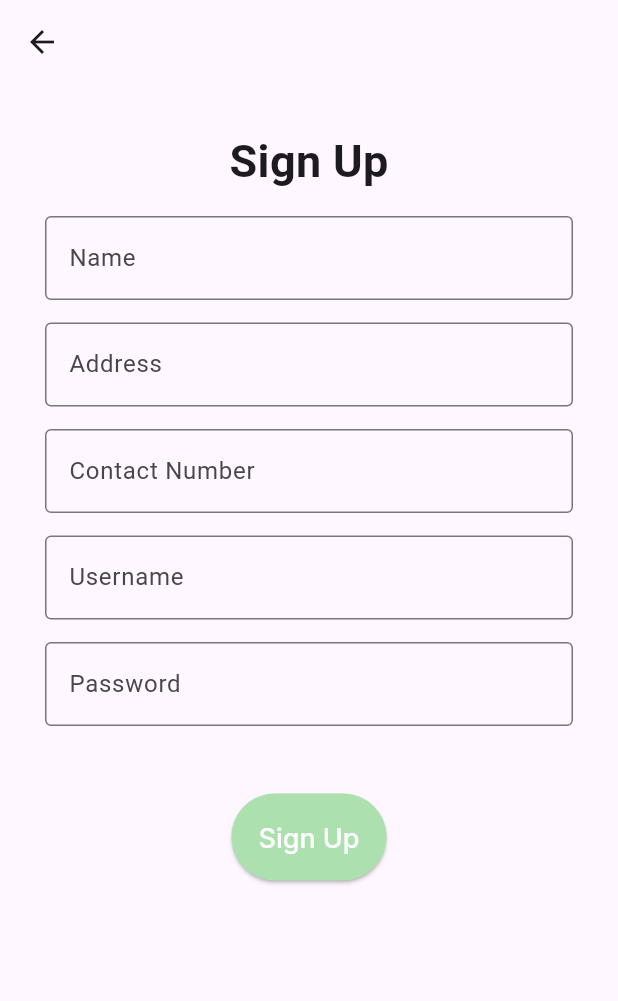
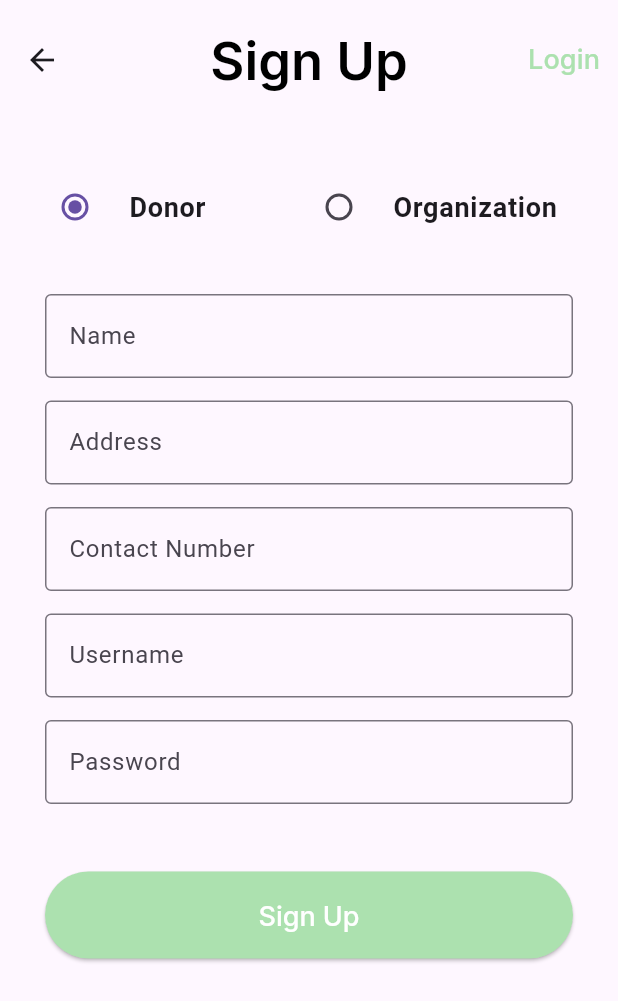
Before and after one commit to ianberana/CMSC-23-Project, a Flutter app: the SignUpPage screen opened directly, on a phone screen of 412 x 824 dp. Shown: the top 1001 px of the screen. Run offline on Flutter 3.47's test engine with Material 3 defaults, Android fonts, the phone set to English and light mode, and no system bars; our stand-ins replace cloud_firestore, firebase_auth, firebase_core, google_fonts; accounts and stored records are empty.

Commit message:
added the radio buttons

```diff
--- a/lib/pages/authentication/donor_signup.dart
+++ b/lib/pages/authentication/donor_signup.dart
@@ -1,4 +1,7 @@
+import 'package:elbi_donate/pages/authentication/signin.dart';
+import 'package:flutter/cupertino.dart';
 import 'package:flutter/material.dart';
+import 'package:flutter/widgets.dart';
 import 'package:provider/provider.dart';
 import '../../providers/auth_provider.dart';
 import '../../providers/user_provider.dart';
@@ -18,6 +21,8 @@ class _SignUpState extends State<SignUpPage> {
   String? contact;
   String? username;
   String? password;
+
+  int _selectedPage = 0;
 
   TextEditingController nameController = TextEditingController();
   TextEditingController addressController = TextEditingController();
@@ -52,7 +57,27 @@ class _SignUpState extends State<SignUpPage> {
   @override
   Widget build(BuildContext context) {
     return Scaffold(
-      appBar: AppBar(),
+      appBar: AppBar(
+        toolbarHeight: 80,
+        title: Text(
+          "Sign Up",
+          style: Theme.of(context).textTheme.titleLarge,
+        ),
+        centerTitle: true,
+        actions: [
+          TextButton(
+              child: Text(
+                "Login",
+                style: Theme.of(context).textTheme.titleSmall,
+              ),
+              onPressed: () {
+                Navigator.push(
+                    context,
+                    MaterialPageRoute(
+                        builder: (context) => const SignInPage()));
+              })
+        ],
+      ),
       body: SingleChildScrollView(
         child: Container(
             margin: const EdgeInsets.all(30),
@@ -60,6 +85,7 @@ class _SignUpState extends State<SignUpPage> {
               key: _formKey,
               child: Column(
                 mainAxisAlignment: MainAxisAlignment.center,
+                crossAxisAlignment: CrossAxisAlignment.stretch,
                 children: [
                   heading,
                   nameField,
@@ -67,7 +93,7 @@ class _SignUpState extends State<SignUpPage> {
                   contactField,
                   usernameField,
                   passwordField,
-                  submitButton
+                  submitButton,
                 ],
               ),
             )),
@@ -75,11 +101,51 @@ class _SignUpState extends State<SignUpPage> {
     );
   }
 
-  Widget get heading => const Padding(
-        padding: EdgeInsets.only(bottom: 15),
-        child: Text(
-          "Sign Up",
-          style: TextStyle(fontSize: 30, fontWeight: FontWeight.bold),
+  Widget get heading => Padding(
+        padding: EdgeInsets.only(bottom: 30),
+        child: Row(
+          children: [
+            Expanded(
+              child: RadioListTile<int>(
+                contentPadding: EdgeInsets.zero,
+                title: Text(
+                  'Donor',
+                  style: TextStyle(
+                    // Add your text style here
+                    fontSize: 18,
+                    fontWeight: FontWeight.bold,
+                  ),
+                ),
+                value: 0,
+                groupValue: _selectedPage,
+                onChanged: (value) {
+                  setState(() {
+                    _selectedPage = value!;
+                  });
+                },
+              ),
+            ),
+            Expanded(
+              child: RadioListTile<int>(
+                contentPadding: EdgeInsets.zero,
+                title: Text(
+                  'Organization',
+                  style: TextStyle(
+                    // Add your text style here
+                    fontSize: 18,
+                    fontWeight: FontWeight.bold,
+                  ),
+                ),
+                value: 1,
+                groupValue: _selectedPage,
+                onChanged: (value) {
+                  setState(() {
+                    _selectedPage = value!;
+                  });
+                },
+              ),
+            ),
+          ],
         ),
       );
 
@@ -179,8 +245,8 @@ class _SignUpState extends State<SignUpPage> {
         padding: const EdgeInsets.only(top: 30),
         child: ElevatedButton(
             style: ButtonStyle(
-            padding:
-                MaterialStateProperty.all<EdgeInsetsGeometry>(EdgeInsets.all(18)),
+                padding: MaterialStateProperty.all<EdgeInsetsGeometry>(
+                    EdgeInsets.all(18)),
                 backgroundColor: MaterialStateProperty.all<Color>(
                     Color.fromARGB(255, 172, 225, 175))),
             onPressed: () async {
@@ -202,7 +268,9 @@ class _SignUpState extends State<SignUpPage> {
                 if (mounted) Navigator.pop(context);
               }
             },
-        child: Text("Sign Up",
-            style: Theme.of(context).textTheme.displaySmall,)),
+            child: Text(
+              "Sign Up",
+              style: Theme.of(context).textTheme.displaySmall,
+            )),
       );
 }
```
Lines whose indentation alone changed are shown as unchanged.
